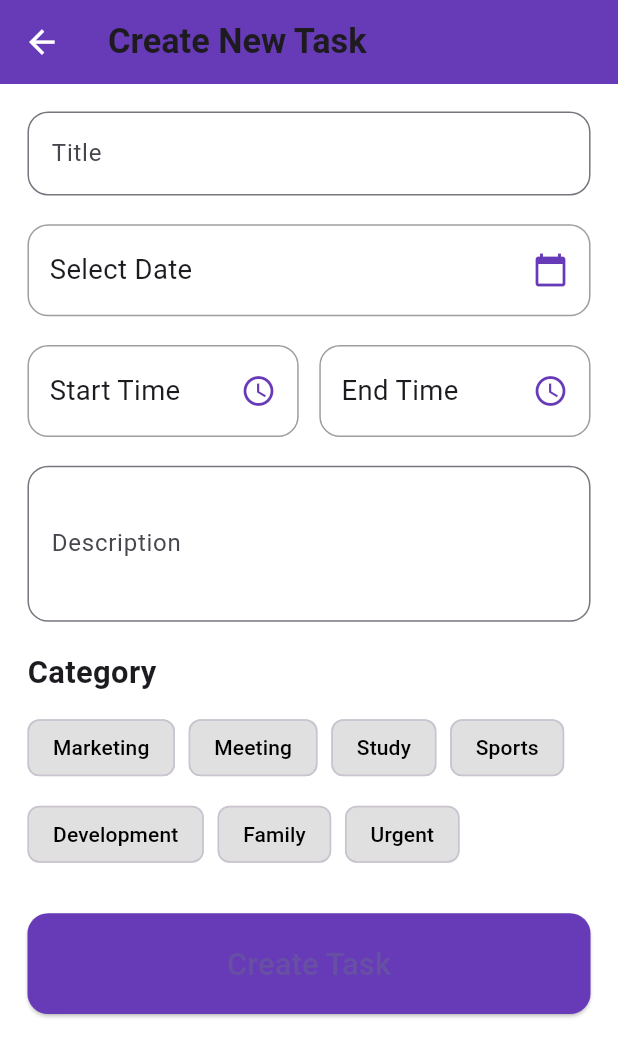
After one commit to Ayushkarun/Tickdone-todo-app, a Flutter app: the CreateTaskPage screen opened directly, on a phone screen of 412 x 824 dp. The commit adds this screen. Shown: the top 1057 px of the screen. Run offline on Flutter 3.47's test engine with Material 3 defaults, Android fonts, the phone set to English and light mode, and no system bars; our stand-ins replace awesome_snackbar_content, blurrycontainer, firebase_core, flutter_native_splash, flutter_screenutil, flutter_spinkit and 3 more; missing offline and left inert: day_night_time_picker; accounts and stored records are empty; network calls fail.

Commit message:
Provider and task page

```diff
--- a/lib/Screens/Authentication/Login/login.dart
+++ b/lib/Screens/Authentication/Login/login.dart
@@ -41,6 +41,7 @@ class _LoginpageState extends State<Loginpage> {
       final response = await http.get(
         url,
         headers: {'Authorization': 'Bearer $idToken'},
+
       );
       if (response.statusCode == 404) {
         Navigator.pushReplacement(
@@ -477,6 +478,7 @@ class _LoginpageState extends State<Loginpage> {
 
   @override
   Widget build(BuildContext context) {
+
     return Scaffold(
       backgroundColor: Colors.black,
       body: Stack(
--- a/lib/Screens/Home/Createprofile.dart
+++ b/lib/Screens/Home/Createprofile.dart
@@ -1,7 +1,9 @@
 import 'package:awesome_snackbar_content/awesome_snackbar_content.dart';
 import 'package:flutter/material.dart';
+import 'package:provider/provider.dart';
 import 'dart:convert';
 import 'package:shared_preferences/shared_preferences.dart';
+import 'package:tickdone/Service/Provider/nameprovider.dart';
 import 'bottomnav.dart';
 import 'package:tickdone/Service/Api/api_service.dart';
 import 'package:flutter_screenutil/flutter_screenutil.dart';
@@ -58,6 +60,9 @@ class _CreateprofileState extends State<Createprofile> {
         }),
       );
       if (response.statusCode == 200) {
+        final Username=Provider.of<UserNameProvider>(context,listen: false);
+        Username.setUserName(userName.text);
+
         Navigator.pushReplacement(
           context,
           PageRouteBuilder(
--- a/lib/Screens/Task/NewTask.dart
+++ b/lib/Screens/Task/NewTask.dart
@@ -1,6 +1,7 @@
 import 'package:flutter/material.dart';
 import 'package:flutter_screenutil/flutter_screenutil.dart';
 import 'package:day_night_time_picker/day_night_time_picker.dart';
+import 'package:tickdone/Screens/Task/Taskdesign.dart';
 
 class Newtask extends StatefulWidget {
   const Newtask({super.key});
@@ -10,7 +11,10 @@ class Newtask extends StatefulWidget {
 }
 
 class _NewtaskState extends State<Newtask> {
-  Time _time = Time(hour: 10, minute: 30, second: 0);
+Time _time = Time(
+  hour: DateTime.now().hour,
+  minute: DateTime.now().minute,
+);
 
   @override
   Widget build(BuildContext context) {
@@ -81,7 +85,11 @@ class _NewtaskState extends State<Newtask> {
                     Text(
                       "Selected Time: ${_time.format(context)}",
                       style: TextStyle(color: Colors.white, fontSize: 16.sp),
+
                     ),
+                  ElevatedButton(onPressed: (){
+                    Navigator.push(context,MaterialPageRoute(builder: (context) => CreateTaskPage(),));
+                  }, child: Text('Task'))
                   ],
                 ),
               ),
--- /dev/null
+++ b/lib/Screens/Task/Taskdesign.dart
@@ -0,0 +1,221 @@
+import 'package:flutter/material.dart';
+import 'package:flutter_screenutil/flutter_screenutil.dart';
+
+class CreateTaskPage extends StatefulWidget {
+  const CreateTaskPage({super.key});
+
+  @override
+  State<CreateTaskPage> createState() => _CreateTaskPageState();
+}
+
+class _CreateTaskPageState extends State<CreateTaskPage> {
+  DateTime? selectedDate;
+  TimeOfDay? startTime;
+  TimeOfDay? endTime;
+  String? selectedCategory;
+
+  // Categories
+  final List<String> categories = [
+    "Marketing", "Meeting", "Study", "Sports",
+    "Development", "Family", "Urgent"
+  ];
+
+  @override
+  Widget build(BuildContext context) {
+    return Scaffold(
+      backgroundColor: Colors.white,
+      resizeToAvoidBottomInset: true, // fixes keyboard issue
+      appBar: AppBar(
+        backgroundColor: Colors.deepPurple,
+        title: Text(
+          "Create New Task",
+          style: TextStyle(fontSize: 20.sp, fontWeight: FontWeight.bold),
+        ),
+        leading: IconButton(
+          icon: Icon(Icons.arrow_back, color: Colors.white, size: 22.sp),
+          onPressed: () => Navigator.pop(context),
+        ),
+      ),
+
+      body: SafeArea(
+        child: SingleChildScrollView(
+          padding: EdgeInsets.all(16.w),
+          child: Column(
+            crossAxisAlignment: CrossAxisAlignment.start,
+            children: [
+              // Title
+              TextFormField(
+                decoration: InputDecoration(
+                  labelText: "Title",
+                  border: OutlineInputBorder(
+                    borderRadius: BorderRadius.circular(12.r),
+                  ),
+                ),
+              ),
+              SizedBox(height: 16.h),
+
+              // Date Picker
+              GestureDetector(
+                onTap: () async {
+                  DateTime? picked = await showDatePicker(
+                    context: context,
+                    initialDate: DateTime.now(),
+                    firstDate: DateTime(2020),
+                    lastDate: DateTime(2100),
+                  );
+                  if (picked != null) {
+                    setState(() => selectedDate = picked);
+                  }
+                },
+                child: Container(
+                  padding: EdgeInsets.symmetric(vertical: 14.h, horizontal: 12.w),
+                  decoration: BoxDecoration(
+                    border: Border.all(color: Colors.grey),
+                    borderRadius: BorderRadius.circular(12.r),
+                  ),
+                  child: Row(
+                    mainAxisAlignment: MainAxisAlignment.spaceBetween,
+                    children: [
+                      Text(
+                        selectedDate == null
+                            ? "Select Date"
+                            : "${selectedDate!.toLocal()}".split(' ')[0],
+                        style: TextStyle(fontSize: 16.sp),
+                      ),
+                      Icon(Icons.calendar_today, color: Colors.deepPurple),
+                    ],
+                  ),
+                ),
+              ),
+              SizedBox(height: 16.h),
+
+              // Start & End Time
+              Row(
+                children: [
+                  Expanded(
+                    child: GestureDetector(
+                      onTap: () async {
+                        TimeOfDay? picked = await showTimePicker(
+                          context: context,
+                          initialTime: TimeOfDay.now(),
+                        );
+                        if (picked != null) {
+                          setState(() => startTime = picked);
+                        }
+                      },
+                      child: Container(
+                        padding: EdgeInsets.symmetric(vertical: 14.h, horizontal: 12.w),
+                        decoration: BoxDecoration(
+                          border: Border.all(color: Colors.grey),
+                          borderRadius: BorderRadius.circular(12.r),
+                        ),
+                        child: Row(
+                          mainAxisAlignment: MainAxisAlignment.spaceBetween,
+                          children: [
+                            Text(
+                              startTime == null
+                                  ? "Start Time"
+                                  : startTime!.format(context),
+                              style: TextStyle(fontSize: 16.sp),
+                            ),
+                            Icon(Icons.access_time, color: Colors.deepPurple),
+                          ],
+                        ),
+                      ),
+                    ),
+                  ),
+                  SizedBox(width: 12.w),
+                  Expanded(
+                    child: GestureDetector(
+                      onTap: () async {
+                        TimeOfDay? picked = await showTimePicker(
+                          context: context,
+                          initialTime: TimeOfDay.now(),
+                        );
+                        if (picked != null) {
+                          setState(() => endTime = picked);
+                        }
+                      },
+                      child: Container(
+                        padding: EdgeInsets.symmetric(vertical: 14.h, horizontal: 12.w),
+                        decoration: BoxDecoration(
+                          border: Border.all(color: Colors.grey),
+                          borderRadius: BorderRadius.circular(12.r),
+                        ),
+                        child: Row(
+                          mainAxisAlignment: MainAxisAlignment.spaceBetween,
+                          children: [
+                            Text(
+                              endTime == null
+                                  ? "End Time"
+                                  : endTime!.format(context),
+                              style: TextStyle(fontSize: 16.sp),
+                            ),
+                            Icon(Icons.access_time, color: Colors.deepPurple),
+                          ],
+                        ),
+                      ),
+                    ),
+                  ),
+                ],
+              ),
+              SizedBox(height: 16.h),
+
+              // Description
+              TextFormField(
+                maxLines: 3,
+                decoration: InputDecoration(
+                  labelText: "Description",
+                  border: OutlineInputBorder(
+                    borderRadius: BorderRadius.circular(12.r),
+                  ),
+                ),
+              ),
+              SizedBox(height: 16.h),
+
+              // Category
+              Text("Category", style: TextStyle(fontSize: 18.sp, fontWeight: FontWeight.bold)),
+              SizedBox(height: 10.h),
+              Wrap(
+                spacing: 8.w,
+                runSpacing: 8.h,
+                children: categories.map((cat) {
+                  final bool isSelected = selectedCategory == cat;
+                  return ChoiceChip(
+                    label: Text(cat),
+                    selected: isSelected,
+                    onSelected: (value) {
+                      setState(() => selectedCategory = value ? cat : null);
+                    },
+                    selectedColor: Colors.deepPurple,
+                    backgroundColor: Colors.grey.shade300,
+                    labelStyle: TextStyle(
+                      color: isSelected ? Colors.white : Colors.black,
+                    ),
+                  );
+                }).toList(),
+              ),
+              SizedBox(height: 24.h),
+
+              // Button
+              SizedBox(
+                width: double.infinity,
+                child: ElevatedButton(
+                  style: ElevatedButton.styleFrom(
+                    padding: EdgeInsets.symmetric(vertical: 16.h),
+                    shape: RoundedRectangleBorder(
+                      borderRadius: BorderRadius.circular(12.r),
+                    ),
+                    backgroundColor: Colors.deepPurple,
+                  ),
+                  onPressed: () {},
+                  child: Text("Create Task", style: TextStyle(fontSize: 18.sp)),
+                ),
+              ),
+            ],
+          ),
+        ),
+      ),
+    );
+  }
+}
```
Also changed, not shown: lib/Screens/Home/Account.dart (+14 -3 lines), lib/Screens/Home/bottomnav.dart (+19 -6 lines), lib/Screens/Home/home.dart (+15 -2 lines), lib/main.dart (+8 -1 lines).
